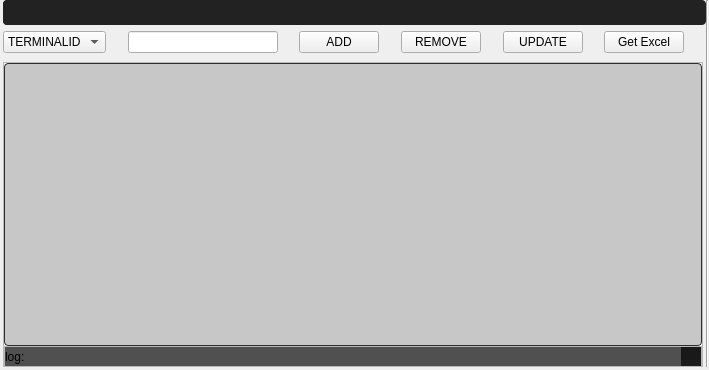
ArhamshareKrushil/ScanRisk, file Resources/UI/terminalMaster.ui: the form before one commit.
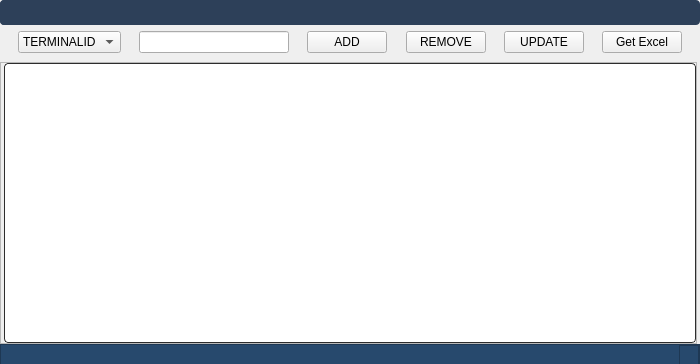
The form after the commit. Icons and pictures are not drawn.

Diff of the .ui file:
```diff
--- a/Resources/UI/terminalMaster.ui
+++ b/Resources/UI/terminalMaster.ui
@@ -6,8 +6,8 @@
    <rect>
     <x>0</x>
     <y>0</y>
-    <width>709</width>
-    <height>370</height>
+    <width>700</width>
+    <height>364</height>
    </rect>
   </property>
   <property name="windowTitle">
@@ -33,7 +33,7 @@
     <property name="spacing">
      <number>0</number>
     </property>
-    <item row="2" column="2">
+    <item row="2" column="1">
      <widget class="QFrame" name="mainFrame">
       <property name="sizePolicy">
        <sizepolicy hsizetype="Expanding" vsizetype="Expanding">
@@ -64,6 +64,16 @@
         <number>0</number>
        </property>
        <item row="0" column="0">
+        <widget class="Line" name="line">
+         <property name="styleSheet">
+          <string notr="true">background-color: transparent;</string>
+         </property>
+         <property name="orientation">
+          <enum>Qt::Vertical</enum>
+         </property>
+        </widget>
+       </item>
+       <item row="0" column="1">
         <widget class="QTableView" name="tableView">
          <property name="font">
           <font>
@@ -145,7 +155,7 @@
 QListView,
 QTableView,
 QColumnView {
-  background-color: #c7c7c7;
+  background-color: #FFFFFF;
   border: 1px solid #2d2d2d;
   color: #000000;
   gridline-color: #2d2d2d;
@@ -156,7 +166,7 @@
 QListView:disabled,
 QTableView:disabled,
 QColumnView:disabled {
-  background-color: #c7c7c7;
+  background-color: #FFFFFF;
   color: #000000;
 }
 
@@ -164,7 +174,7 @@
 QListView:selected,
 QTableView:selected,
 QColumnView:selected {
-  background-color: #c7c7c7;
+  background-color: #FFFFFF;
   color: #000000;
 }
 
@@ -229,99 +239,10 @@
          </attribute>
         </widget>
        </item>
-       <item row="1" column="0">
-        <widget class="QFrame" name="StatusBar">
-         <property name="minimumSize">
-          <size>
-           <width>0</width>
-           <height>20</height>
-          </size>
-         </property>
-         <property name="maximumSize">
-          <size>
-           <width>16777215</width>
-           <height>20</height>
-          </size>
-         </property>
-         <property name="frameShape">
-          <enum>QFrame::StyledPanel</enum>
-         </property>
-         <property name="frameShadow">
-          <enum>QFrame::Raised</enum>
-         </property>
-         <layout class="QGridLayout" name="gridLayout_7">
-          <property name="leftMargin">
-           <number>0</number>
-          </property>
-          <property name="topMargin">
-           <number>0</number>
-          </property>
-          <property name="rightMargin">
-           <number>0</number>
-          </property>
-          <property name="bottomMargin">
-           <number>0</number>
-          </property>
-          <property name="spacing">
-           <number>0</number>
-          </property>
-          <item row="0" column="0">
-           <widget class="QLabel" name="label">
-            <property name="minimumSize">
-             <size>
-              <width>0</width>
-              <height>20</height>
-             </size>
-            </property>
-            <property name="styleSheet">
-             <string notr="true">background-color: rgb(80, 80, 80);
-  border-radius: 0
-px;</string>
-            </property>
-            <property name="text">
-             <string>log:</string>
-            </property>
-            <property name="wordWrap">
-             <bool>true</bool>
-            </property>
-           </widget>
-          </item>
-          <item row="0" column="1">
-           <widget class="QFrame" name="gripFolio">
-            <property name="minimumSize">
-             <size>
-              <width>0</width>
-              <height>20</height>
-             </size>
-            </property>
-            <property name="maximumSize">
-             <size>
-              <width>20</width>
-              <height>20</height>
-             </size>
-            </property>
-            <property name="styleSheet">
-             <string notr="true">background-color: rgb(25,25,25);
-  border-radius: 0px;</string>
-            </property>
-            <property name="frameShape">
-             <enum>QFrame::StyledPanel</enum>
-            </property>
-            <property name="frameShadow">
-             <enum>QFrame::Raised</enum>
-            </property>
-            <property name="lineWidth">
-             <number>0</number>
-            </property>
-           </widget>
-          </item>
-         </layout>
-        </widget>
-       </item>
       </layout>
      </widget>
     </item>
-    <item row="0" column="1" colspan="3">
+    <item row="0" column="0" colspan="3">
      <widget class="QWidget" name="indexBar" native="true">
       <property name="sizePolicy">
        <sizepolicy hsizetype="Preferred" vsizetype="Minimum">
@@ -336,149 +257,7 @@
        </size>
       </property>
       <property name="styleSheet">
-       <string notr="true">QTreeView:branch:selected, QTreeView:branch:hover {
-  background: url(&quot;:/qss_icons/rc/transparent.png&quot;);
-}
-
-QTreeView:branch:has-siblings:!adjoins-item {
-  border-image: url(&quot;:/qss_icons/rc/branch_line.png&quot;) 0;
-}
-
-QTreeView:branch:has-siblings:adjoins-item {
-  border-image: url(&quot;:/qss_icons/rc/branch_more.png&quot;) 0;
-}
-
-QTreeView:branch:!has-children:!has-siblings:adjoins-item {
-  border-image: url(&quot;:/qss_icons/rc/branch_end.png&quot;) 0;
-}
-
-QTreeView:branch:has-children:!has-siblings:closed, QTreeView:branch:closed:has-children:has-siblings {
-  border-image: none;
-  image: url(&quot;:/qss_icons/rc/branch_closed.png&quot;);
-}
-
-QTreeView:branch:open:has-children:!has-siblings, QTreeView:branch:open:has-children:has-siblings {
-  border-image: none;
-  image: url(&quot;:/qss_icons/rc/branch_open.png&quot;);
-}
-
-QTreeView:branch:has-children:!has-siblings:closed:hover, QTreeView:branch:closed:has-children:has-siblings:hover {
-  image: url(&quot;:/qss_icons/rc/branch_closed_focus.png&quot;);
-}
-
-QTreeView:branch:open:has-children:!has-siblings:hover, QTreeView:branch:open:has-children:has-siblings:hover {
-  image: url(&quot;:/qss_icons/rc/branch_open_focus.png&quot;);
-}
-
-QTreeView::indicator:checked,
-QListView::indicator:checked {
-  image: url(&quot;:/qss_icons/rc/checkbox_checked.png&quot;);
-}
-
-QTreeView::indicator:checked:hover, QTreeView::indicator:checked:focus, QTreeView::indicator:checked:pressed,
-QListView::indicator:checked:hover,
-QListView::indicator:checked:focus,
-QListView::indicator:checked:pressed {
-  image: url(&quot;:/qss_icons/rc/checkbox_checked_focus.png&quot;);
-}
-
-QTreeView::indicator:unchecked,
-QListView::indicator:unchecked {
-  image: url(&quot;:/qss_icons/rc/checkbox_unchecked.png&quot;);
-}
-
-QTreeView::indicator:unchecked:hover, QTreeView::indicator:unchecked:focus, QTreeView::indicator:unchecked:pressed,
-QListView::indicator:unchecked:hover,
-QListView::indicator:unchecked:focus,
-QListView::indicator:unchecked:pressed {
-  image: url(&quot;:/qss_icons/rc/checkbox_unchecked_focus.png&quot;);
-}
-
-QTreeView::indicator:indeterminate,
-QListView::indicator:indeterminate {
-  image: url(&quot;:/qss_icons/rc/checkbox_indeterminate.png&quot;);
-}
-
-QTreeView::indicator:indeterminate:hover, QTreeView::indicator:indeterminate:focus, QTreeView::indicator:indeterminate:pressed,
-QListView::indicator:indeterminate:hover,
-QListView::indicator:indeterminate:focus,
-QListView::indicator:indeterminate:pressed {
-  image: url(&quot;:/qss_icons/rc/checkbox_indeterminate_focus.png&quot;);
-}
-
-QTreeView,
-QListView,
-QTableView,
-QColumnView {
-  background-color: #ffffff;
-  border: 1px solid #2d2d2d;
-  color: #F0F0F0;
-  gridline-color: #2d2d2d;
-  border-radius: 4px;
-}
-
-QTreeView:disabled,
-QListView:disabled,
-QTableView:disabled,
-QColumnView:disabled {
-  background-color: #1e1e1e;
-  color: #787878;
-}
-
-QTreeView:selected,
-QListView:selected,
-QTableView:selected,
-QColumnView:selected {
-  background-color: #ffffff;
-  color: #2d2d2d;
-}
-
-QTreeView:hover,
-QListView:hover,
-QTableView:hover,
-QColumnView:hover {
-  background-color: #ffffff;
-  border: 1px solid #148CD2;
-}
-
-QTreeView::item:pressed,
-QListView::item:pressed,
-QTableView::item:pressed,
-QColumnView::item:pressed {
-  background-color: #ffffff;
-}
-
-QTreeView::item:selected:hover,
-QListView::item:selected:hover,
-QTableView::item:selected:hover,
-QColumnView::item:selected:hover {
-  background: #ffffff;
-  color: #282828;
-}
-
-QTreeView::item:selected:active,
-QListView::item:selected:active,
-QTableView::item:selected:active,
-QColumnView::item:selected:active {
-background-color: palette(highlight);
- color: palette(highlightedText);
-}
-
-QTreeView::item:!selected:hover,
-QListView::item:!selected:hover,
-QTableView::item:!selected:hover,
-QColumnView::item:!selected:hover {
-  outline: 0;
-  color: #148CD2;
-  background-color: #2d2d2d;
-}
-
-QTableCornerButton::section {
-  background-color: #282828;
-  border: 1px transparent #2d2d2d;
-  border-radius: 0px;
-}
-</string>
+       <string notr="true"/>
       </property>
       <layout class="QGridLayout" name="gridLayout_2">
        <property name="leftMargin">
@@ -499,7 +278,211 @@
        <property name="verticalSpacing">
         <number>6</number>
        </property>
-       <item row="0" column="0" colspan="12">
+       <item row="1" column="12">
+        <widget class="Line" name="line_9">
+         <property name="minimumSize">
+          <size>
+           <width>10</width>
+           <height>0</height>
+          </size>
+         </property>
+         <property name="maximumSize">
+          <size>
+           <width>25</width>
+           <height>16777215</height>
+          </size>
+         </property>
+         <property name="styleSheet">
+          <string notr="true">background-color: transparent;</string>
+         </property>
+         <property name="orientation">
+          <enum>Qt::Horizontal</enum>
+         </property>
+        </widget>
+       </item>
+       <item row="1" column="9">
+        <widget class="QPushButton" name="pbUpdate">
+         <property name="text">
+          <string>UPDATE</string>
+         </property>
+        </widget>
+       </item>
+       <item row="1" column="7">
+        <widget class="QPushButton" name="pbRemove">
+         <property name="text">
+          <string>REMOVE</string>
+         </property>
+        </widget>
+       </item>
+       <item row="1" column="1">
+        <widget class="QComboBox" name="cbHeads">
+         <item>
+          <property name="text">
+           <string>TERMINALID</string>
+          </property>
+         </item>
+         <item>
+          <property name="text">
+           <string>USERID</string>
+          </property>
+         </item>
+         <item>
+          <property name="text">
+           <string>NAME</string>
+          </property>
+         </item>
+         <item>
+          <property name="text">
+           <string>BRANCH</string>
+          </property>
+         </item>
+        </widget>
+       </item>
+       <item row="1" column="6">
+        <widget class="Line" name="line_7">
+         <property name="minimumSize">
+          <size>
+           <width>10</width>
+           <height>0</height>
+          </size>
+         </property>
+         <property name="maximumSize">
+          <size>
+           <width>25</width>
+           <height>16777215</height>
+          </size>
+         </property>
+         <property name="styleSheet">
+          <string notr="true">background-color: transparent;</string>
+         </property>
+         <property name="orientation">
+          <enum>Qt::Horizontal</enum>
+         </property>
+        </widget>
+       </item>
+       <item row="1" column="4">
+        <widget class="Line" name="line_4">
+         <property name="styleSheet">
+          <string notr="true">background-color: transparent;</string>
+         </property>
+         <property name="orientation">
+          <enum>Qt::Horizontal</enum>
+         </property>
+        </widget>
+       </item>
+       <item row="1" column="5">
+        <widget class="QPushButton" name="pbAdd">
+         <property name="text">
+          <string>ADD</string>
+         </property>
+        </widget>
+       </item>
+       <item row="1" column="3">
+        <widget class="QLineEdit" name="le_text">
+         <property name="maximumSize">
+          <size>
+           <width>150</width>
+           <height>16777215</height>
+          </size>
+         </property>
+        </widget>
+       </item>
+       <item row="1" column="11">
+        <widget class="QPushButton" name="pbGetExcel">
+         <property name="maximumSize">
+          <size>
+           <width>200</width>
+           <height>16777215</height>
+          </size>
+         </property>
+         <property name="text">
+          <string>Get Excel</string>
+         </property>
+        </widget>
+       </item>
+       <item row="1" column="10">
+        <widget class="Line" name="line_13">
+         <property name="minimumSize">
+          <size>
+           <width>10</width>
+           <height>0</height>
+          </size>
+         </property>
+         <property name="maximumSize">
+          <size>
+           <width>25</width>
+           <height>16777215</height>
+          </size>
+         </property>
+         <property name="styleSheet">
+          <string notr="true">background-color:transparent</string>
+         </property>
+         <property name="orientation">
+          <enum>Qt::Horizontal</enum>
+         </property>
+        </widget>
+       </item>
+       <item row="1" column="8">
+        <widget class="Line" name="line_11">
+         <property name="minimumSize">
+          <size>
+           <width>10</width>
+           <height>0</height>
+          </size>
+         </property>
+         <property name="maximumSize">
+          <size>
+           <width>25</width>
+           <height>16777215</height>
+          </size>
+         </property>
+         <property name="styleSheet">
+          <string notr="true">background-color: transparent;</string>
+         </property>
+         <property name="orientation">
+          <enum>Qt::Horizontal</enum>
+         </property>
+        </widget>
+       </item>
+       <item row="1" column="0">
+        <widget class="Line" name="line_12">
+         <property name="minimumSize">
+          <size>
+           <width>10</width>
+           <height>0</height>
+          </size>
+         </property>
+         <property name="maximumSize">
+          <size>
+           <width>25</width>
+           <height>16777215</height>
+          </size>
+         </property>
+         <property name="styleSheet">
+          <string notr="true">background-color: transparent;</string>
+         </property>
+         <property name="orientation">
+          <enum>Qt::Horizontal</enum>
+         </property>
+        </widget>
+       </item>
+       <item row="1" column="2">
+        <widget class="Line" name="line_10">
+         <property name="minimumSize">
+          <size>
+           <width>10</width>
+           <height>0</height>
+          </size>
+         </property>
+         <property name="styleSheet">
+          <string notr="true">background-color:transparent</string>
+         </property>
+         <property name="orientation">
+          <enum>Qt::Horizontal</enum>
+         </property>
+        </widget>
+       </item>
+       <item row="0" column="0" colspan="13">
         <widget class="QFrame" name="headerFrame">
          <property name="sizePolicy">
           <sizepolicy hsizetype="Expanding" vsizetype="Maximum">
@@ -514,9 +497,18 @@
           </size>
          </property>
          <property name="styleSheet">
-          <string notr="true">/* (dot) .QFrame  fix #141, #126, #123 */
+          <string notr="true">/* QFrame -----------------------------------------------------------------
+
+https://doc.qt.io/qt-5/stylesheet-examples.html#customizing-qframe
+https://doc.qt.io/qt-5/qframe.html#-prop
+https://doc.qt.io/qt-5/qframe.html#details
+https://stackoverflow.com/questions/14581498/qt-stylesheet-for-hline-vline-color
+
+--------------------------------------------------------------------------- */
+/* (dot) .QFrame  fix #141, #126, #123 */
 .QFrame {
-background-color: #222222;
+  background-color: #2D4059;
+
   border-radius: 4px;
   border: 0px solid transparent;
 
@@ -542,6 +534,7 @@
   background-color: #2d2d2d;
 }
 
+
 </string>
          </property>
          <property name="frameShape">
@@ -611,29 +604,19 @@
              <property name="bottomMargin">
               <number>0</number>
              </property>
-             <item alignment="Qt::AlignTop">
+             <item>
               <widget class="QPushButton" name="bt_min_3">
-               <property name="sizePolicy">
-                <sizepolicy hsizetype="Expanding" vsizetype="Expanding">
-                 <horstretch>0</horstretch>
-                 <verstretch>0</verstretch>
-                </sizepolicy>
-               </property>
                <property name="minimumSize">
                 <size>
-                 <width>35</width>
-                 <height>25</height>
-                </size>
-               </property>
-               <property name="maximumSize">
-                <size>
-                 <width>35</width>
+                 <width>25</width>
                  <height>25</height>
                 </size>
                </property>
                <property name="styleSheet">
                 <string notr="true">QPushButton {
   background-color: transparent;
+border-radius: 10px;
+
   border: 1px solid transparent;
 
 }
@@ -651,35 +634,25 @@
                </property>
                <property name="iconSize">
                 <size>
-                 <width>15</width>
-                 <height>15</height>
+                 <width>20</width>
+                 <height>20</height>
                 </size>
                </property>
               </widget>
              </item>
-             <item alignment="Qt::AlignRight|Qt::AlignTop">
+             <item>
               <widget class="QPushButton" name="bt_close_3">
-               <property name="sizePolicy">
-                <sizepolicy hsizetype="Maximum" vsizetype="Maximum">
-                 <horstretch>0</horstretch>
-                 <verstretch>0</verstretch>
-                </sizepolicy>
-               </property>
                <property name="minimumSize">
                 <size>
-                 <width>35</width>
-                 <height>25</height>
-                </size>
-               </property>
-               <property name="maximumSize">
-                <size>
-                 <width>35</width>
+                 <width>0</width>
                  <height>25</height>
                 </size>
                </property>
                <property name="styleSheet">
                 <string notr="true">QPushButton {
   background-color: transparent;
+border-radius: 10px;
+
   border: 1px solid transparent;
 
 }
@@ -697,8 +670,8 @@
                </property>
                <property name="iconSize">
                 <size>
-                 <width>15</width>
-                 <height>15</height>
+                 <width>20</width>
+                 <height>20</height>
                 </size>
                </property>
               </widget>
@@ -737,200 +710,6 @@
          </layout>
         </widget>
        </item>
-       <item row="1" column="0">
-        <widget class="QComboBox" name="cbHeads">
-         <item>
-          <property name="text">
-           <string>TERMINALID</string>
-          </property>
-         </item>
-         <item>
-          <property name="text">
-           <string>USERID</string>
-          </property>
-         </item>
-         <item>
-          <property name="text">
-           <string>NAME</string>
-          </property>
-         </item>
-         <item>
-          <property name="text">
-           <string>BRANCH</string>
-          </property>
-         </item>
-        </widget>
-       </item>
-       <item row="1" column="1">
-        <widget class="Line" name="line_12">
-         <property name="minimumSize">
-          <size>
-           <width>10</width>
-           <height>0</height>
-          </size>
-         </property>
-         <property name="maximumSize">
-          <size>
-           <width>25</width>
-           <height>16777215</height>
-          </size>
-         </property>
-         <property name="styleSheet">
-          <string notr="true">background-color: transparent;</string>
-         </property>
-         <property name="orientation">
-          <enum>Qt::Horizontal</enum>
-         </property>
-        </widget>
-       </item>
-       <item row="1" column="2">
-        <widget class="QLineEdit" name="le_text">
-         <property name="maximumSize">
-          <size>
-           <width>150</width>
-           <height>16777215</height>
-          </size>
-         </property>
-        </widget>
-       </item>
-       <item row="1" column="3">
-        <widget class="Line" name="line_10">
-         <property name="minimumSize">
-          <size>
-           <width>10</width>
-           <height>0</height>
-          </size>
-         </property>
-         <property name="styleSheet">
-          <string notr="true">background-color:transparent</string>
-         </property>
-         <property name="orientation">
-          <enum>Qt::Horizontal</enum>
-         </property>
-        </widget>
-       </item>
-       <item row="1" column="4">
-        <widget class="QPushButton" name="pbAdd">
-         <property name="text">
-          <string>ADD</string>
-         </property>
-        </widget>
-       </item>
-       <item row="1" column="5">
-        <widget class="Line" name="line_7">
-         <property name="minimumSize">
-          <size>
-           <width>10</width>
-           <height>0</height>
-          </size>
-         </property>
-         <property name="maximumSize">
-          <size>
-           <width>25</width>
-           <height>16777215</height>
-          </size>
-         </property>
-         <property name="styleSheet">
-          <string notr="true">background-color: transparent;</string>
-         </property>
-         <property name="orientation">
-          <enum>Qt::Horizontal</enum>
-         </property>
-        </widget>
-       </item>
-       <item row="1" column="6">
-        <widget class="QPushButton" name="pbRemove">
-         <property name="text">
-          <string>REMOVE</string>
-         </property>
-        </widget>
-       </item>
-       <item row="1" column="7">
-        <widget class="Line" name="line_11">
-         <property name="minimumSize">
-          <size>
-           <width>10</width>
-           <height>0</height>
-          </size>
-         </property>
-         <property name="maximumSize">
-          <size>
-           <width>25</width>
-           <height>16777215</height>
-          </size>
-         </property>
-         <property name="styleSheet">
-          <string notr="true">background-color: transparent;</string>
-         </property>
-         <property name="orientation">
-          <enum>Qt::Horizontal</enum>
-         </property>
-        </widget>
-       </item>
-       <item row="1" column="8">
-        <widget class="QPushButton" name="pbUpdate">
-         <property name="text">
-          <string>UPDATE</string>
-         </property>
-        </widget>
-       </item>
-       <item row="1" column="9">
-        <widget class="Line" name="line_13">
-         <property name="minimumSize">
-          <size>
-           <width>10</width>
-           <height>0</height>
-          </size>
-         </property>
-         <property name="maximumSize">
-          <size>
-           <width>25</width>
-           <height>16777215</height>
-          </size>
-         </property>
-         <property name="styleSheet">
-          <string notr="true">background-color:transparent</string>
-         </property>
-         <property name="orientation">
-          <enum>Qt::Horizontal</enum>
-         </property>
-        </widget>
-       </item>
-       <item row="1" column="10">
-        <widget class="QPushButton" name="pbGetExcel">
-         <property name="maximumSize">
-          <size>
-           <width>200</width>
-           <height>16777215</height>
-          </size>
-         </property>
-         <property name="text">
-          <string>Get Excel</string>
-         </property>
-        </widget>
-       </item>
-       <item row="1" column="11">
-        <widget class="Line" name="line_9">
-         <property name="minimumSize">
-          <size>
-           <width>10</width>
-           <height>0</height>
-          </size>
-         </property>
-         <property name="maximumSize">
-          <size>
-           <width>25</width>
-           <height>16777215</height>
-          </size>
-         </property>
-         <property name="styleSheet">
-          <string notr="true">background-color: transparent;</string>
-         </property>
-         <property name="orientation">
-          <enum>Qt::Horizontal</enum>
-         </property>
-        </widget>
-       </item>
       </layout>
      </widget>
     </item>
@@ -941,34 +720,7 @@
       </property>
      </widget>
     </item>
-    <item row="2" column="0">
-     <widget class="Line" name="line">
-      <property name="styleSheet">
-       <string notr="true">background-color: transparent;</string>
-      </property>
-      <property name="orientation">
-       <enum>Qt::Vertical</enum>
-      </property>
-     </widget>
-    </item>
-    <item row="2" column="3">
-     <widget class="Line" name="line_3">
-      <property name="styleSheet">
-       <string notr="true">background-color: transparent;</string>
-      </property>
-      <property name="orientation">
-       <enum>Qt::Vertical</enum>
-      </property>
-     </widget>
-    </item>
-    <item row="0" column="4" rowspan="3">
-     <widget class="Line" name="line_17">
-      <property name="orientation">
-       <enum>Qt::Vertical</enum>
-      </property>
-     </widget>
-    </item>
-    <item row="1" column="2">
+    <item row="1" column="1">
      <widget class="Line" name="line_2">
       <property name="styleSheet">
        <string notr="true">background-color: transparent;</string>
@@ -978,6 +730,111 @@
       </property>
      </widget>
     </item>
+    <item row="2" column="2">
+     <widget class="Line" name="line_3">
+      <property name="styleSheet">
+       <string notr="true">background-color: transparent;</string>
+      </property>
+      <property name="orientation">
+       <enum>Qt::Vertical</enum>
+      </property>
+     </widget>
+    </item>
+    <item row="3" column="1" colspan="2">
+     <widget class="QFrame" name="StatusBar">
+      <property name="minimumSize">
+       <size>
+        <width>0</width>
+        <height>20</height>
+       </size>
+      </property>
+      <property name="maximumSize">
+       <size>
+        <width>16777215</width>
+        <height>20</height>
+       </size>
+      </property>
+      <property name="styleSheet">
+       <string notr="true">background-color:#27496D;
+  border-radius: 0
+px;</string>
+      </property>
+      <property name="frameShape">
+       <enum>QFrame::StyledPanel</enum>
+      </property>
+      <property name="frameShadow">
+       <enum>QFrame::Raised</enum>
+      </property>
+      <layout class="QGridLayout" name="gridLayout_7">
+       <property name="leftMargin">
+        <number>0</number>
+       </property>
+       <property name="topMargin">
+        <number>0</number>
+       </property>
+       <property name="rightMargin">
+        <number>0</number>
+       </property>
+       <property name="bottomMargin">
+        <number>0</number>
+       </property>
+       <property name="spacing">
+        <number>0</number>
+       </property>
+       <item row="0" column="0">
+        <widget class="QLabel" name="label">
+         <property name="minimumSize">
+          <size>
+           <width>0</width>
+           <height>20</height>
+          </size>
+         </property>
+         <property name="styleSheet">
+          <string notr="true">background-color:#27496D;
+  border-radius: 0
+px;</string>
+         </property>
+         <property name="text">
+          <string/>
+         </property>
+         <property name="wordWrap">
+          <bool>true</bool>
+         </property>
+        </widget>
+       </item>
+       <item row="0" column="1">
+        <widget class="QFrame" name="frameGrip">
+         <property name="minimumSize">
+          <size>
+           <width>0</width>
+           <height>20</height>
+          </size>
+         </property>
+         <property name="maximumSize">
+          <size>
+           <width>20</width>
+           <height>20</height>
+          </size>
+         </property>
+         <property name="styleSheet">
+          <string notr="true">background-color:#27496D;
+  border-radius: 0
+px;</string>
+         </property>
+         <property name="frameShape">
+          <enum>QFrame::StyledPanel</enum>
+         </property>
+         <property name="frameShadow">
+          <enum>QFrame::Raised</enum>
+         </property>
+         <property name="lineWidth">
+          <number>0</number>
+         </property>
+        </widget>
+       </item>
+      </layout>
+     </widget>
+    </item>
    </layout>
   </widget>
  </widget>
```
Left out of the diff: 33 changed lines with no effect on the pictures.
